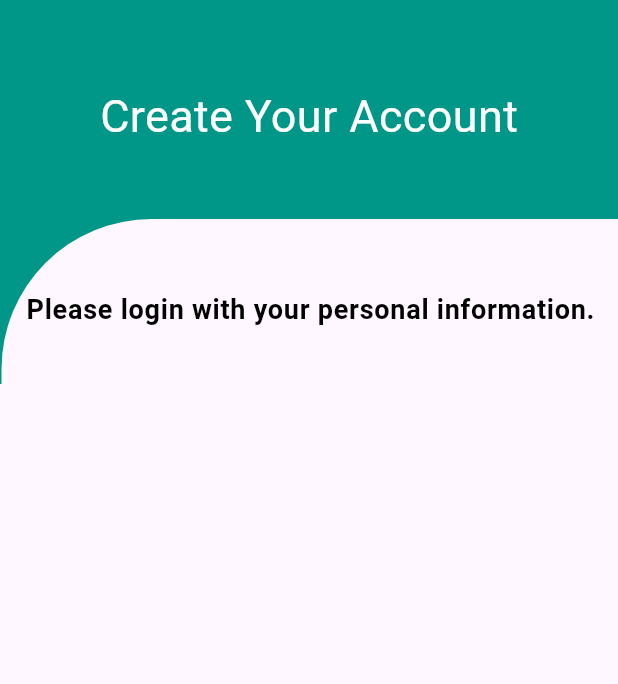
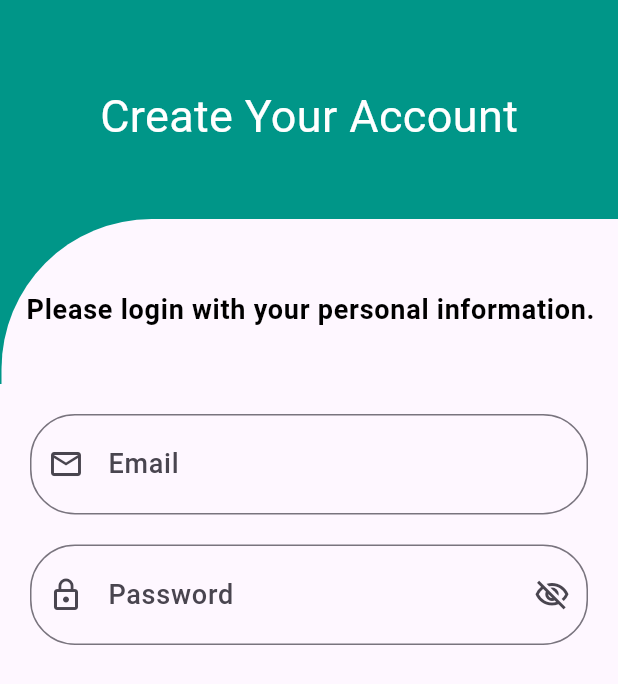
Before and after one commit to amgadelmarghny/store_app, a Flutter app: the screen it shows after launch, after a tap on the "navigate next" icon, after a tap on "Skip", on a phone screen of 412 x 824 dp. Shown: the top 684 px of the screen. Run offline on Flutter 3.47's test engine with Material 3 defaults, Android fonts, the light colour scheme and no system bars; our stand-ins replace bloc, flutter_bloc, google_fonts, smooth_page_indicator; Roboto replaces fonts that are missing (Amiri).

Commit message:
add email & pass. to login view & creat auth cubit

```diff
--- a/lib/mdules/login/login_view.dart
+++ b/lib/mdules/login/login_view.dart
@@ -1,6 +1,7 @@
 import 'package:flutter/material.dart';
 import 'package:flutter/services.dart';
 import 'package:store_2/shared/componants/custom_curve_color_ui.dart';
+import 'package:store_2/shared/componants/textformfield.dart';
 import 'package:store_2/shared/style/colors.dart';
 
 class LoginView extends StatelessWidget {
@@ -16,12 +17,38 @@ class LoginView extends StatelessWidget {
         ),
         backgroundColor: defaultColor,
       ),
-      body: const Column(
+      body: Column(
         children: [
-          CurveColorUI(
+          const CurveColorUI(
             headLine: 'Create Your Account',
             subHeadline: 'Please login with your personal information.',
             color: defaultColor,
+          ),
+          Padding(
+            padding: const EdgeInsets.all(20),
+            child: Column(
+              children: [
+                CustomTextField(
+                  prefixIcon: Icons.email_outlined,
+                  onChange: (value) {},
+                  hintText: 'Email',
+                  textInputType: TextInputType.emailAddress,
+                ),
+                const SizedBox(
+                  height: 20,
+                ),
+                CustomTextField(
+                  prefixIcon: Icons.lock_outline,
+                  onChange: (value) {},
+                  hintText: 'Password',
+                  textInputType: TextInputType.visiblePassword,
+                  suffixIcon: Icons.visibility_off_outlined,
+                  suffixOnPressed: () {
+
+                  },
+                ),
+              ],
+            ),
           ),
         ],
       ),
--- a/lib/shared/componants/textformfield.dart
+++ b/lib/shared/componants/textformfield.dart
@@ -40,7 +40,6 @@ class CustomTextField extends StatelessWidget {
                 onPressed: suffixOnPressed,
                 icon: Icon(
                   suffixIcon,
-                  size: 30,
                 ),
               )
             : null,
--- /dev/null
+++ b/lib/shared/cubit/auth_cubit/auth_state.dart
@@ -0,0 +1,6 @@
+part of 'auth_cubit.dart';
+
+@immutable
+sealed class AuthState {}
+
+final class AuthInitial extends AuthState {}
```
Also changed, not shown: lib/shared/cubit/auth_cubit/auth_cubit.dart (added, +8 -0 lines).
